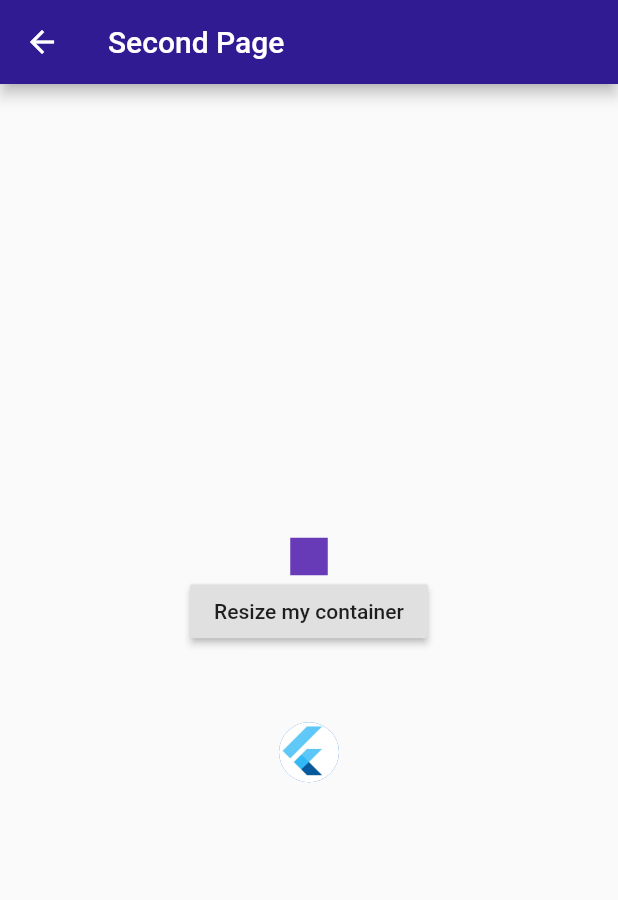
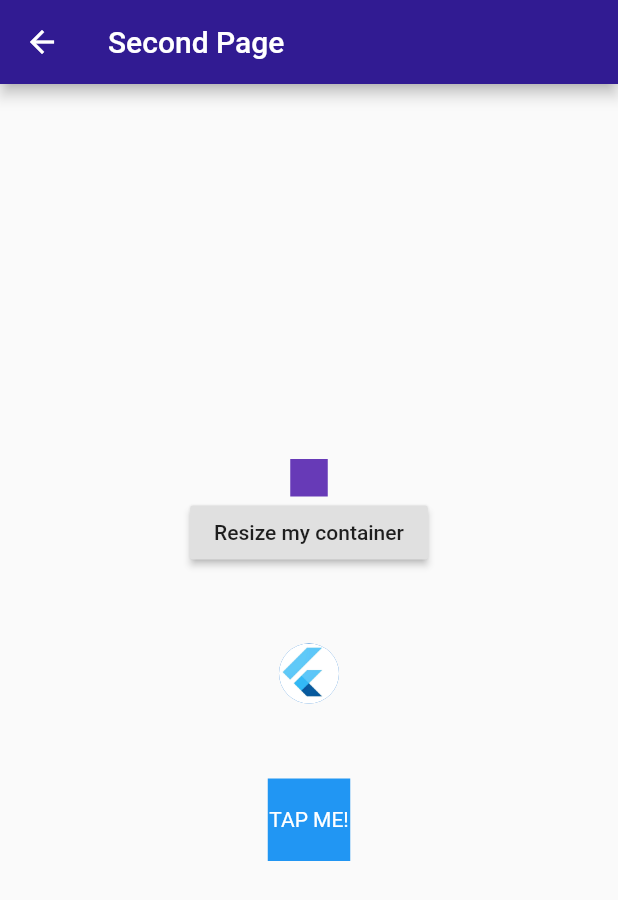
Before and after one commit to flutternautsBA/flutterMeetupVol2, a Flutter app: the SecondPage screen opened by its route, on a phone screen of 412 x 824 dp. Shown: the top 900 px of the screen. Run offline on Flutter 3.47's test engine with Material 2 defaults, Android fonts, the phone set to English and light mode, and no system bars; our stand-ins replace google_fonts.

Commit message:
staggered animation added

```diff
--- a/lib/secondPage.dart
+++ b/lib/secondPage.dart
@@ -22,9 +22,97 @@ class SecondPage extends StatelessWidget {
               child:
                   CircleAvatar(backgroundImage: AssetImage('images/logo.jpg')),
             ),
+            SizedBox(
+              height: 50.0,
+            ),
+            StaggeredAnimation(),
           ],
         ),
       ),
+    );
+  }
+}
+
+class StaggeredAnimation extends StatefulWidget {
+  @override
+  _StaggeredAnimationState createState() => _StaggeredAnimationState();
+}
+
+class _StaggeredAnimationState extends State<StaggeredAnimation>
+    with TickerProviderStateMixin {
+  AnimationController _controller;
+
+  @override
+  void initState() {
+    super.initState();
+
+    _controller = AnimationController(
+        duration: const Duration(milliseconds: 2000), vsync: this);
+  }
+
+  @override
+  Widget build(BuildContext context) {
+    return GestureDetector(
+      behavior: HitTestBehavior.opaque,
+      onTap: () {
+        _controller.forward();
+        print('tapped');
+      },
+      child: Center(
+        child: Container(
+          child: AnimationWidgetStaggered(controller: _controller),
+        ),
+      ),
+    );
+  }
+}
+
+class AnimationWidgetStaggered extends StatelessWidget {
+  final AnimationController controller;
+  AnimationWidgetStaggered({this.controller})
+      : width = Tween<double>(begin: 55.0, end: 80.0).animate(
+          CurvedAnimation(
+            parent: controller,
+            curve: Interval(
+              0.0,
+              0.500,
+              curve: Curves.ease,
+            ),
+          ),
+        ),
+        height = Tween<double>(begin: 55.0, end: 80.0).animate(
+          CurvedAnimation(
+            parent: controller,
+            curve: Interval(
+              0.5,
+              1,
+              curve: Curves.ease,
+            ),
+          ),
+        );
+
+  final Animation<double> width;
+  final Animation<double> height;
+
+  Widget _buildAnimation(BuildContext context, Widget child) {
+    return Container(
+      color: Colors.blue,
+      width: width.value,
+      height: height.value,
+      child: Center(
+        child: Text(
+          'TAP ME!',
+          style: TextStyle(color: Colors.white),
+        ),
+      ),
+    );
+  }
+
+  @override
+  Widget build(BuildContext context) {
+    return AnimatedBuilder(
+      animation: controller,
+      builder: _buildAnimation,
     );
   }
 }
```
